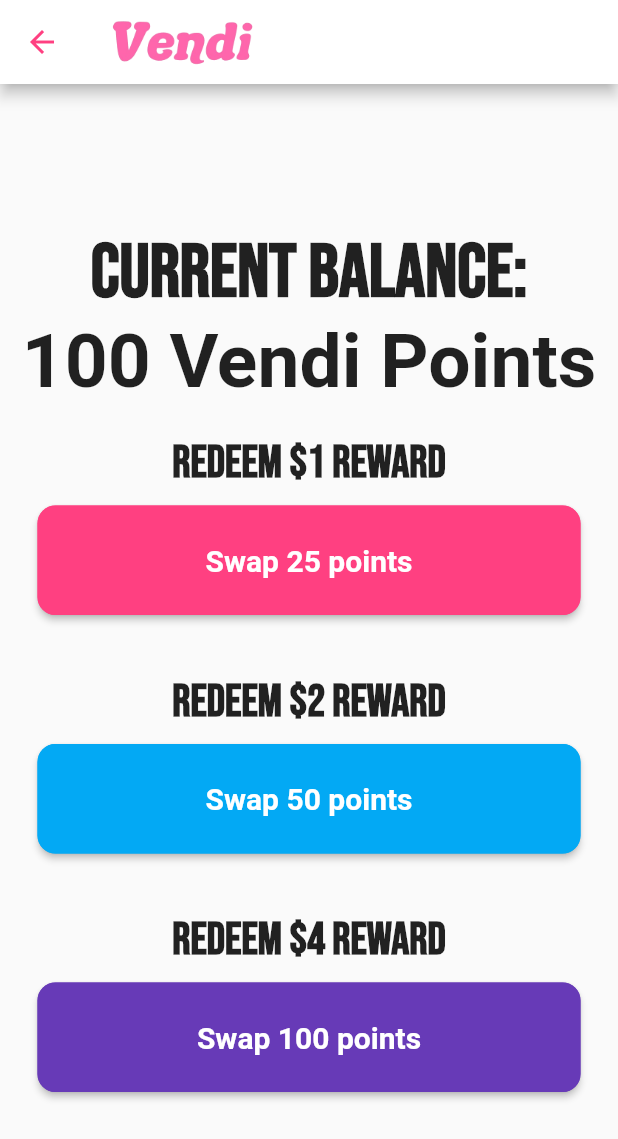
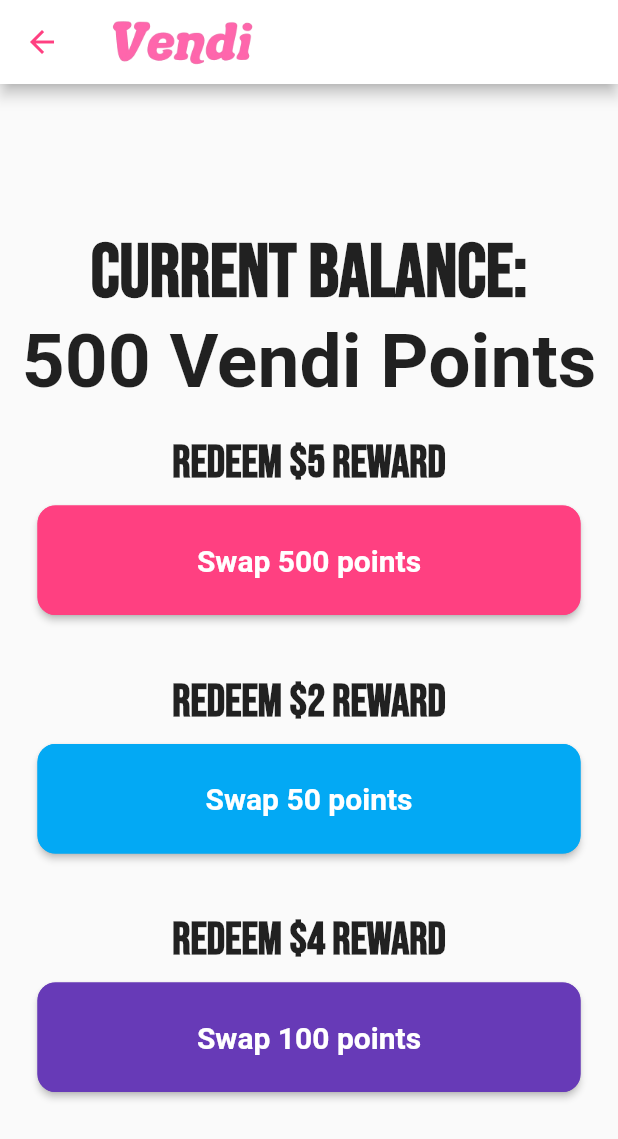
Before and after one commit to DuckieOnQuacks/Vendi, a Flutter app: the screen it shows once a user with an empty profile is signed in, item 3 of the bottom bar chosen, after a tap on "Redeem", on a phone screen of 412 x 824 dp. Shown: the top 1139 px of the screen. Run offline on Flutter 3.47's test engine with Material 2 defaults, Android fonts, the phone set to English and light mode, and no system bars; our stand-ins replace camera, cloud_firestore, firebase_auth, firebase_core, firebase_storage, geolocator and 4 more; missing offline and left inert: favorite_button; accounts and stored records are empty; Roboto replaces fonts that are missing (Chicle).

Commit message:
points page update

```diff
--- a/app_prototype/lib/point_redemption_page.dart
+++ b/app_prototype/lib/point_redemption_page.dart
@@ -53,14 +53,14 @@ class PointsRedemptionPage extends StatelessWidget {
                   fontWeight: FontWeight.bold,
                   fontSize: 50,
                 )),
-            Text('100 Vendi Points',
+            Text('500 Vendi Points',
                 style: GoogleFonts.chicle(
                   fontWeight: FontWeight.bold,
                   fontSize: 50,
                 )),
             const SizedBox(height: 10),
             const SizedBox(height: 10),
-            Text('Redeem \$1 reward',
+            Text('Redeem \$5 reward',
                 style: GoogleFonts.bebasNeue(
                   fontWeight: FontWeight.bold,
                   fontSize: 30,
@@ -84,7 +84,7 @@ class PointsRedemptionPage extends StatelessWidget {
                             side: const BorderSide(color: Colors.pinkAccent)))),
                 child: const Center(
                   child: Text(
-                    'Swap 25 points',
+                    'Swap 500 points',
                     style: TextStyle(
                       color: Colors.white,
                       fontWeight: FontWeight.bold,
--- a/app_prototype/lib/points_page.dart
+++ b/app_prototype/lib/points_page.dart
@@ -1,6 +1,8 @@
 import 'package:flutter/material.dart';
 import 'package:google_fonts/google_fonts.dart';
+import 'package:path/path.dart';
 import 'package:vendi_app/point_redemption_page.dart';
+import 'package:sleek_circular_slider/sleek_circular_slider.dart';
 
 // All code on this page was developed by the team using the flutter framework
 
@@ -31,10 +33,9 @@ class PointsPage extends StatelessWidget {
           mainAxisAlignment: MainAxisAlignment.center,
           children: [
             Image.asset(
-              'assets/images/YellowMachine.png',
-              scale: 5,
+              'assets/images/3MachinesStacked.png',
+              scale: 2,
             ),
-            const SizedBox(height: 25),
             Text(
               'Kermit, you have',
               style: GoogleFonts.bebasNeue(
@@ -42,24 +43,47 @@ class PointsPage extends StatelessWidget {
                 fontSize: 50,
               ),
             ),
-            const SizedBox(height: 1),
-            Text(
-              '100',
-              style: GoogleFonts.chicle(
-                fontSize: 100,
+            const SizedBox(height: 20),
+            SleekCircularSlider(
+              min: 0,
+              max: 500,
+              appearance: CircularSliderAppearance(
+                size: 250,
+                startAngle: 180,
+                angleRange: 180,
+                customColors: CustomSliderColors(
+                  // trackColor: Colors.red,
+                  trackColor: Colors.pink,
+                  progressBarColors: [Colors.pinkAccent, Colors.yellow, Colors.lightBlueAccent],
+                  //progressBarColor: Colors.lightBlueAccent,
+                  dotColor: Colors.white,
+                  shadowColor: Colors.pink[900],
+                ),
+                infoProperties: InfoProperties(
+                  mainLabelStyle: GoogleFonts.chicle(fontSize: 50, fontWeight: FontWeight.bold),
+                  bottomLabelText: 'Vendi Points',
+                  bottomLabelStyle: GoogleFonts.bebasNeue(fontSize: 40, fontWeight: FontWeight.bold),
+                  modifier: (double value) {
+                    final roundedValue = value
+                        .toStringAsFixed(1);
+                    return roundedValue;
+                  },
+                ),
               ),
+              initialValue: 250,
+              onChange: (double value){
+                print(value);
+              },
+              onChangeStart: (double value){
+                print('Start $value');
+              },
+              onChangeEnd: (double value){
+                print('End $value');
+              },
             ),
-            Text(
-              'Vendi points.',
-              style: GoogleFonts.bebasNeue(
-                fontWeight: FontWeight.bold,
-                fontSize: 50,
-              ),
-            ),
-            const SizedBox(height: 10),
-            //sign in button
+
             Padding(
-              padding: const EdgeInsets.symmetric(horizontal: 25.0),
+              padding: const EdgeInsets.symmetric(horizontal: 80.0),
               child: ElevatedButton(
                 onPressed: () {
                   Navigator.of(context)
@@ -69,7 +93,7 @@ class PointsPage extends StatelessWidget {
                 },
                 style: ButtonStyle(
                     padding: MaterialStateProperty.all<EdgeInsetsGeometry>(
-                        const EdgeInsets.all(25)),
+                        const EdgeInsets.all(20)),
                     backgroundColor:
                         MaterialStateProperty.all<Color>(Colors.pinkAccent),
                     shape: MaterialStateProperty.all<RoundedRectangleBorder>(
--- a/app_prototype/pubspec.yaml
+++ b/app_prototype/pubspec.yaml
@@ -38,6 +38,7 @@ dependencies:
   image_picker:
   provider:
   favorite_button:
+  sleek_circular_slider:
 
   # Google maps sdk
   geolocator:
```
Also changed, not shown: app_prototype/assets/images/3MachinesStacked.png (added), app_prototype/pubspec.lock.
